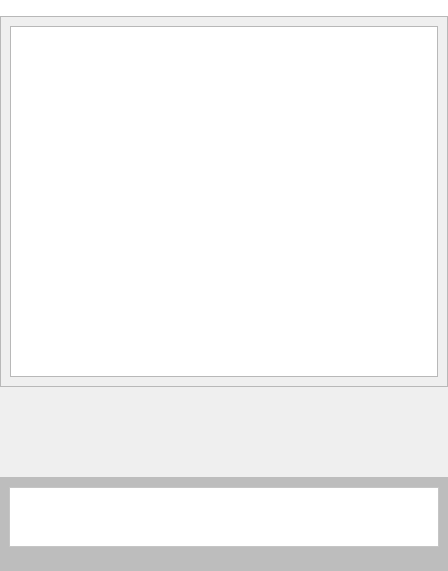
The window that wengophone/src/presentation/qt/chat/ChatRoomWidget.ui (tkrotoff/WengoPhone) describes before a commit, drawn with Qt 5.
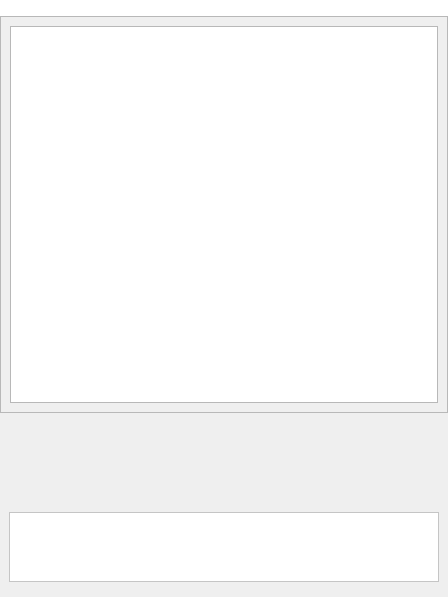
The same window after the commit. Icons and pictures are not drawn.

Commit message: more work on the chat window and the profile bar

```diff
--- a/wengophone/src/presentation/qt/chat/ChatRoomWidget.ui
+++ b/wengophone/src/presentation/qt/chat/ChatRoomWidget.ui
@@ -9,7 +9,7 @@
     <x>0</x>
     <y>0</y>
     <width>448</width>
-    <height>571</height>
+    <height>597</height>
    </rect>
   </property>
   <property name="windowTitle" >
@@ -30,271 +30,6 @@
        <height>80</height>
       </size>
      </property>
-     <property name="palette" >
-      <palette>
-       <active>
-        <color>
-         <red>0</red>
-         <green>0</green>
-         <blue>0</blue>
-        </color>
-        <color>
-         <red>236</red>
-         <green>233</green>
-         <blue>216</blue>
-        </color>
-        <color>
-         <red>255</red>
-         <green>255</green>
-         <blue>255</blue>
-        </color>
-        <color>
-         <red>241</red>
-         <green>239</green>
-         <blue>226</blue>
-        </color>
-        <color>
-         <red>172</red>
-         <green>168</green>
-         <blue>153</blue>
-        </color>
-        <color>
-         <red>157</red>
-         <green>155</green>
-         <blue>144</blue>
-        </color>
-        <color>
-         <red>0</red>
-         <green>0</green>
-         <blue>0</blue>
-        </color>
-        <color>
-         <red>255</red>
-         <green>255</green>
-         <blue>255</blue>
-        </color>
-        <color>
-         <red>0</red>
-         <green>0</green>
-         <blue>0</blue>
-        </color>
-        <color>
-         <red>255</red>
-         <green>255</green>
-         <blue>255</blue>
-        </color>
-        <color>
-         <red>189</red>
-         <green>189</green>
-         <blue>189</blue>
-        </color>
-        <color>
-         <red>113</red>
-         <green>111</green>
-         <blue>100</blue>
-        </color>
-        <color>
-         <red>49</red>
-         <green>106</green>
-         <blue>197</blue>
-        </color>
-        <color>
-         <red>255</red>
-         <green>255</green>
-         <blue>255</blue>
-        </color>
-        <color>
-         <red>0</red>
-         <green>0</green>
-         <blue>255</blue>
-        </color>
-        <color>
-         <red>255</red>
-         <green>0</green>
-         <blue>255</blue>
-        </color>
-        <color>
-         <red>232</red>
-         <green>232</green>
-         <blue>232</blue>
-        </color>
-       </active>
-       <inactive>
-        <color>
-         <red>0</red>
-         <green>0</green>
-         <blue>0</blue>
-        </color>
-        <color>
-         <red>236</red>
-         <green>233</green>
-         <blue>216</blue>
-        </color>
-        <color>
-         <red>255</red>
-         <green>255</green>
-         <blue>255</blue>
-        </color>
-        <color>
-         <red>241</red>
-         <green>239</green>
-         <blue>226</blue>
-        </color>
-        <color>
-         <red>172</red>
-         <green>168</green>
-         <blue>153</blue>
-        </color>
-        <color>
-         <red>157</red>
-         <green>155</green>
-         <blue>144</blue>
-        </color>
-        <color>
-         <red>0</red>
-         <green>0</green>
-         <blue>0</blue>
-        </color>
-        <color>
-         <red>255</red>
-         <green>255</green>
-         <blue>255</blue>
-        </color>
-        <color>
-         <red>0</red>
-         <green>0</green>
-         <blue>0</blue>
-        </color>
-        <color>
-         <red>255</red>
-         <green>255</green>
-         <blue>255</blue>
-        </color>
-        <color>
-         <red>189</red>
-         <green>189</green>
-         <blue>189</blue>
-        </color>
-        <color>
-         <red>113</red>
-         <green>111</green>
-         <blue>100</blue>
-        </color>
-        <color>
-         <red>236</red>
-         <green>233</green>
-         <blue>216</blue>
-        </color>
-        <color>
-         <red>0</red>
-         <green>0</green>
-         <blue>0</blue>
-        </color>
-        <color>
-         <red>0</red>
-         <green>0</green>
-         <blue>255</blue>
-        </color>
-        <color>
-         <red>255</red>
-         <green>0</green>
-         <blue>255</blue>
-        </color>
-        <color>
-         <red>232</red>
-         <green>232</green>
-         <blue>232</blue>
-        </color>
-       </inactive>
-       <disabled>
-        <color>
-         <red>118</red>
-         <green>116</green>
-         <blue>108</blue>
-        </color>
-        <color>
-         <red>236</red>
-         <green>233</green>
-         <blue>216</blue>
-        </color>
-        <color>
-         <red>255</red>
-         <green>255</green>
-         <blue>255</blue>
-        </color>
-        <color>
-         <red>245</red>
-         <green>244</green>
-         <blue>235</blue>
-        </color>
-        <color>
-         <red>172</red>
-         <green>168</green>
-         <blue>153</blue>
-        </color>
-        <color>
-         <red>157</red>
-         <green>155</green>
-         <blue>144</blue>
-        </color>
-        <color>
-         <red>118</red>
-         <green>116</green>
-         <blue>108</blue>
-        </color>
-        <color>
-         <red>255</red>
-         <green>255</green>
-         <blue>255</blue>
-        </color>
-        <color>
-         <red>118</red>
-         <green>116</green>
-         <blue>108</blue>
-        </color>
-        <color>
-         <red>189</red>
-         <green>189</green>
-         <blue>189</blue>
-        </color>
-        <color>
-         <red>189</red>
-         <green>189</green>
-         <blue>189</blue>
-        </color>
-        <color>
-         <red>0</red>
-         <green>0</green>
-         <blue>0</blue>
-        </color>
-        <color>
-         <red>49</red>
-         <green>106</green>
-         <blue>197</blue>
-        </color>
-        <color>
-         <red>255</red>
-         <green>255</green>
-         <blue>255</blue>
-        </color>
-        <color>
-         <red>0</red>
-         <green>0</green>
-         <blue>255</blue>
-        </color>
-        <color>
-         <red>255</red>
-         <green>0</green>
-         <blue>255</blue>
-        </color>
-        <color>
-         <red>232</red>
-         <green>232</green>
-         <blue>232</blue>
-        </color>
-       </disabled>
-      </palette>
-     </property>
      <property name="autoFillBackground" >
       <bool>true</bool>
      </property>
@@ -313,10 +48,16 @@
       </property>
       <item row="0" column="0" >
        <widget class="QFrame" name="frame" >
+        <property name="minimumSize" >
+         <size>
+          <width>16</width>
+          <height>70</height>
+         </size>
+        </property>
         <property name="maximumSize" >
          <size>
           <width>16777215</width>
-          <height>60</height>
+          <height>70</height>
          </size>
         </property>
         <property name="palette" >
@@ -595,7 +336,7 @@
         </property>
         <layout class="QGridLayout" >
          <property name="margin" >
-          <number>0</number>
+          <number>5</number>
          </property>
          <property name="spacing" >
           <number>0</number>
@@ -627,6 +368,12 @@
          </item>
          <item row="0" column="0" >
           <widget class="QTextEdit" name="chatEdit" >
+           <property name="minimumSize" >
+            <size>
+             <width>0</width>
+             <height>50</height>
+            </size>
+           </property>
            <property name="maximumSize" >
             <size>
              <width>16777215</width>
@@ -652,271 +399,6 @@
    </item>
    <item row="4" column="0" colspan="2" >
     <widget class="QLabel" name="typingStateLabel" >
-     <property name="palette" >
-      <palette>
-       <active>
-        <color>
-         <red>0</red>
-         <green>0</green>
-         <blue>0</blue>
-        </color>
-        <color>
-         <red>236</red>
-         <green>233</green>
-         <blue>216</blue>
-        </color>
-        <color>
-         <red>255</red>
-         <green>255</green>
-         <blue>255</blue>
-        </color>
-        <color>
-         <red>241</red>
-         <green>239</green>
-         <blue>226</blue>
-        </color>
-        <color>
-         <red>172</red>
-         <green>168</green>
-         <blue>153</blue>
-        </color>
-        <color>
-         <red>157</red>
-         <green>155</green>
-         <blue>144</blue>
-        </color>
-        <color>
-         <red>0</red>
-         <green>0</green>
-         <blue>0</blue>
-        </color>
-        <color>
-         <red>255</red>
-         <green>255</green>
-         <blue>255</blue>
-        </color>
-        <color>
-         <red>0</red>
-         <green>0</green>
-         <blue>0</blue>
-        </color>
-        <color>
-         <red>255</red>
-         <green>255</green>
-         <blue>255</blue>
-        </color>
-        <color>
-         <red>189</red>
-         <green>189</green>
-         <blue>189</blue>
-        </color>
-        <color>
-         <red>113</red>
-         <green>111</green>
-         <blue>100</blue>
-        </color>
-        <color>
-         <red>49</red>
-         <green>106</green>
-         <blue>197</blue>
-        </color>
-        <color>
-         <red>255</red>
-         <green>255</green>
-         <blue>255</blue>
-        </color>
-        <color>
-         <red>0</red>
-         <green>0</green>
-         <blue>255</blue>
-        </color>
-        <color>
-         <red>255</red>
-         <green>0</green>
-         <blue>255</blue>
-        </color>
-        <color>
-         <red>232</red>
-         <green>232</green>
-         <blue>232</blue>
-        </color>
-       </active>
-       <inactive>
-        <color>
-         <red>0</red>
-         <green>0</green>
-         <blue>0</blue>
-        </color>
-        <color>
-         <red>236</red>
-         <green>233</green>
-         <blue>216</blue>
-        </color>
-        <color>
-         <red>255</red>
-         <green>255</green>
-         <blue>255</blue>
-        </color>
-        <color>
-         <red>241</red>
-         <green>239</green>
-         <blue>226</blue>
-        </color>
-        <color>
-         <red>172</red>
-         <green>168</green>
-         <blue>153</blue>
-        </color>
-        <color>
-         <red>157</red>
-         <green>155</green>
-         <blue>144</blue>
-        </color>
-        <color>
-         <red>0</red>
-         <green>0</green>
-         <blue>0</blue>
-        </color>
-        <color>
-         <red>255</red>
-         <green>255</green>
-         <blue>255</blue>
-        </color>
-        <color>
-         <red>0</red>
-         <green>0</green>
-         <blue>0</blue>
-        </color>
-        <color>
-         <red>255</red>
-         <green>255</green>
-         <blue>255</blue>
-        </color>
-        <color>
-         <red>189</red>
-         <green>189</green>
-         <blue>189</blue>
-        </color>
-        <color>
-         <red>113</red>
-         <green>111</green>
-         <blue>100</blue>
-        </color>
-        <color>
-         <red>236</red>
-         <green>233</green>
-         <blue>216</blue>
-        </color>
-        <color>
-         <red>0</red>
-         <green>0</green>
-         <blue>0</blue>
-        </color>
-        <color>
-         <red>0</red>
-         <green>0</green>
-         <blue>255</blue>
-        </color>
-        <color>
-         <red>255</red>
-         <green>0</green>
-         <blue>255</blue>
-        </color>
-        <color>
-         <red>232</red>
-         <green>232</green>
-         <blue>232</blue>
-        </color>
-       </inactive>
-       <disabled>
-        <color>
-         <red>118</red>
-         <green>116</green>
-         <blue>108</blue>
-        </color>
-        <color>
-         <red>236</red>
-         <green>233</green>
-         <blue>216</blue>
-        </color>
-        <color>
-         <red>255</red>
-         <green>255</green>
-         <blue>255</blue>
-        </color>
-        <color>
-         <red>245</red>
-         <green>244</green>
-         <blue>235</blue>
-        </color>
-        <color>
-         <red>172</red>
-         <green>168</green>
-         <blue>153</blue>
-        </color>
-        <color>
-         <red>157</red>
-         <green>155</green>
-         <blue>144</blue>
-        </color>
-        <color>
-         <red>118</red>
-         <green>116</green>
-         <blue>108</blue>
-        </color>
-        <color>
-         <red>255</red>
-         <green>255</green>
-         <blue>255</blue>
-        </color>
-        <color>
-         <red>118</red>
-         <green>116</green>
-         <blue>108</blue>
-        </color>
-        <color>
-         <red>189</red>
-         <green>189</green>
-         <blue>189</blue>
-        </color>
-        <color>
-         <red>189</red>
-         <green>189</green>
-         <blue>189</blue>
-        </color>
-        <color>
-         <red>0</red>
-         <green>0</green>
-         <blue>0</blue>
-        </color>
-        <color>
-         <red>49</red>
-         <green>106</green>
-         <blue>197</blue>
-        </color>
-        <color>
-         <red>255</red>
-         <green>255</green>
-         <blue>255</blue>
-        </color>
-        <color>
-         <red>0</red>
-         <green>0</green>
-         <blue>255</blue>
-        </color>
-        <color>
-         <red>255</red>
-         <green>0</green>
-         <blue>255</blue>
-        </color>
-        <color>
-         <red>232</red>
-         <green>232</green>
-         <blue>232</blue>
-        </color>
-       </disabled>
-      </palette>
-     </property>
      <property name="autoFillBackground" >
       <bool>true</bool>
      </property>
```
The commit also changes 7 other files.
